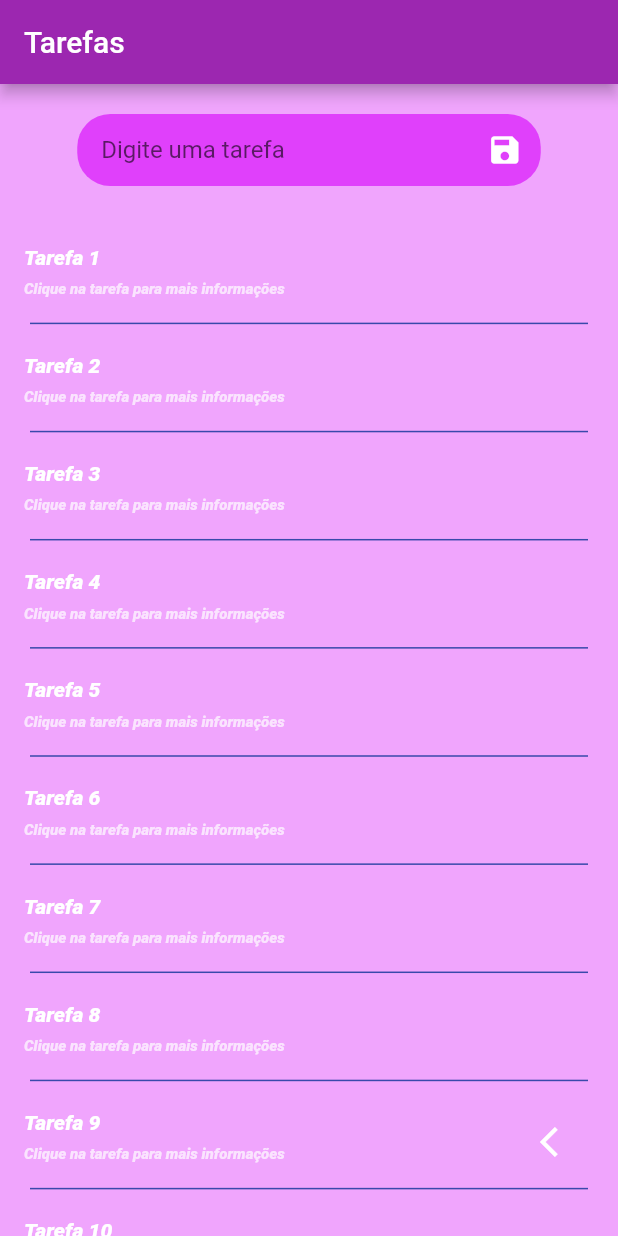
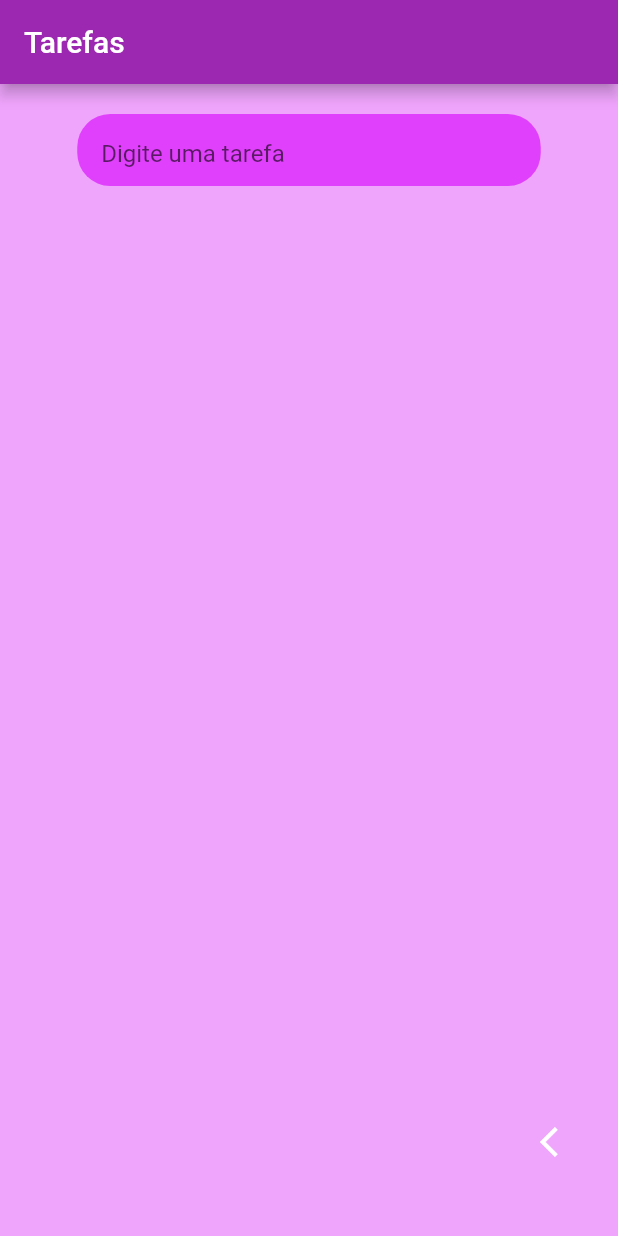
Before and after one commit to GanaxXD/LoginScreen_MobX, a Flutter app: the screen it shows after launch, after a tap on the "directions walk" icon, on a phone screen of 412 x 824 dp. Run offline on Flutter 3.47's test engine with Material 2 defaults, Android fonts, the phone set to English and light mode, and no system bars; our stand-ins replace email_validator, flutter_mobx, mobx; missing offline and left inert: regexed_validator; generated files the repository leaves out were written again.

Commit message:
lista de tarefas concluída

```diff
--- a/lib/screens/login-screen.dart
+++ b/lib/screens/login-screen.dart
@@ -15,6 +15,7 @@ class _LoginScreenState extends State<LoginScreen> {
 
     LoginStore loginscreen = LoginStore();
 
+    /*
     //Para parar o ciclo de reações infinitas
     ReactionDisposer disposer;
 
@@ -37,13 +38,13 @@ class _LoginScreenState extends State<LoginScreen> {
             }
         });
 
-    /* Forma alternativa:
-    ** Outra forma é usando a reaction. Na reaction, eu passo primeiro qual função
-    * eu vou observar, e em seguida, o que ele deve fazer (reação), conforme exemplo abaixo.
-    * Entretanto, a reação fica rodando o tempo todo, então, para pará-la depois que houver a ateração
-    * no função que eu estou observando, eu preciso dar um dispose. Por isso a reaction é o resultado do dipose
-     */
-    /*disposer = reaction(
+    // Forma alternativa:
+    // Outra forma é usando a reaction. Na reaction, eu passo primeiro qual função
+    // eu vou observar, e em seguida, o que ele deve fazer (reação), conforme exemplo abaixo.
+    // Entretanto, a reação fica rodando o tempo todo, então, para pará-la depois que houver a ateração
+    // no função que eu estou observando, eu preciso dar um dispose. Por isso a reaction é o resultado do dipose
+    //
+    disposer = reaction(
       //função que repassa o que eu quero observação para ativar a reação
         (_)=> loginscreen.loggedIn,
         //reação feita após a mudança na função passada acima
@@ -53,9 +54,9 @@ class _LoginScreenState extends State<LoginScreen> {
                   MaterialPageRoute(builder: (_)=>  TaskScreen()));
             }
         }
-    );*/
+    );
 
-  }
+    }*/
 
     @override
     Widget build(BuildContext context) {
--- a/lib/screens/task-screen.dart
+++ b/lib/screens/task-screen.dart
@@ -2,7 +2,10 @@ import 'package:flutter/cupertino.dart';
 import 'package:flutter/material.dart';
 import 'package:flutter/rendering.dart';
 import 'package:flutter/services.dart';
+import 'package:flutter_mobx/flutter_mobx.dart';
 import 'package:login_mobx/screens/login-screen.dart';
+import 'package:login_mobx/stores/todo_store.dart';
+import 'package:login_mobx/stores/todolist_store.dart';
 import 'package:login_mobx/widgets/textfield.dart';
 
 class TaskScreen extends StatefulWidget {
@@ -12,7 +15,7 @@ class TaskScreen extends StatefulWidget {
 
 class _TaskScreenState extends State<TaskScreen> {
 
-  TextEditingController controllerText = TextEditingController();
+    ToDoListStore todoListStore =  ToDoListStore();
 
     @override
     Widget build(BuildContext context) {
@@ -36,50 +39,70 @@ class _TaskScreenState extends State<TaskScreen> {
                 body: Column(
                     mainAxisSize: MainAxisSize.max,
                     children: <Widget>[
-                Container(
+                        Observer(builder: (_){
+                            return Container(
                                 padding: EdgeInsets.all(20),
                                 decoration: BoxDecoration(borderRadius: BorderRadius.circular(12)),
                                 child: MyTextField(
                                     hint: "Digite uma tarefa",
                                     prefix: null,
-                      suffix: Icon(Icons.save, color: Colors.white,),
+                                    suffix: !todoListStore.isNewToDoFull ?
+                                    IconButton(
+                                        icon: Icon(Icons.save),
+                                        color: Colors.white,
+                                        onPressed: todoListStore.newElement,
+                                    )
+                                        : null,
                                     textInputType: TextInputType.text,
-                      onChanged: (value){
-
-                      },
+                                    onChanged: todoListStore.setNewToDo,
                                     enabled: true,
-                      obscure: false),
+                                    obscure: false
                                 ),
-                Expanded(child: ListView.separated(
+                            );
+                        }),
+                        Expanded(
+                            child: Observer(
+                                builder: (__){
+                                    return ListView.separated(
                                         shrinkWrap: true,
                                         reverse: false,
-                  itemCount: 30,
+                                        itemCount: todoListStore.listToDo.length,
                                         separatorBuilder: (_, __){
                                             return Divider( color: Colors.indigo[600], thickness: 1, indent: 20, endIndent: 20, height: 0.1,);
                                         },
                                         itemBuilder: (_, index){
+                                            final todo = todoListStore.listToDo[index];
+                                            return Observer(builder: (_){
                                                return ListTile(
-                            title: Text("Tarefa ${index+1}", style: TextStyle(
-                                color: Colors.white, fontStyle: FontStyle.italic,
-                                fontSize: 14,
+                                                   title: Text("${todo.todo}",
+                                                       style: TextStyle(
+                                                           color: !todo.done ? Colors.white : Colors.grey,
+                                                           fontStyle: FontStyle.italic,
+                                                           fontSize: !todo.done ? 16 : 12,
                                                            textBaseline: TextBaseline.alphabetic,
                                                            fontWeight: FontWeight.w900,
-                                height: 0.5
-                            ), overflow: TextOverflow.ellipsis,),
-                            onTap: (){
-
-                            },
-                            subtitle: Text("Clique na tarefa para mais informações", style: TextStyle(
-                                color: Colors.white70, fontStyle: FontStyle.italic,
-                                fontSize: 10,
+                                                           height: 0.5,
+                                                           decoration: todo.done ? TextDecoration.lineThrough : null
+                                                       ),
+                                                       overflow: TextOverflow.ellipsis,
+                                                   ),
+                                                   subtitle: Text(!todo.done ? "Clique na tarefa para marcá-la como concluída." : "Concluída",
+                                                       style: TextStyle(
+                                                           color: !todo.done ? Colors.white70 : Colors.grey,
+                                                           fontStyle: FontStyle.italic,
+                                                           fontSize: 12,
                                                            textBaseline: TextBaseline.alphabetic,
                                                            fontWeight: FontWeight.w900,
-                                height: 0.5
+                                                           height: 0.5,
                                                        ),overflow: TextOverflow.ellipsis),
-
+                                                   onTap: todo.setDoneToDo,
                                                );
+                                            });
                                         },
-                ),)
+                                    );
+                                }
+                            ),
+                        ),
                     ],
                 ),
             )
```
Also changed, not shown: lib/stores/todo_store.dart (+10 -25 lines), lib/stores/todolist_store.dart (added, +40 -0 lines), lib/stores/todo_store.g.dart, lib/stores/todolist_store.g.dart (added). Lines whose indentation alone changed are shown as unchanged.
